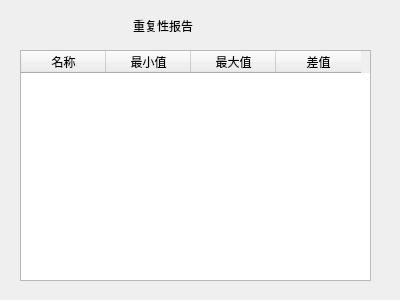
Before: the Qt Designer form repeatabilitydialog.ui in kof98765/scanControl, drawn with Qt 5.
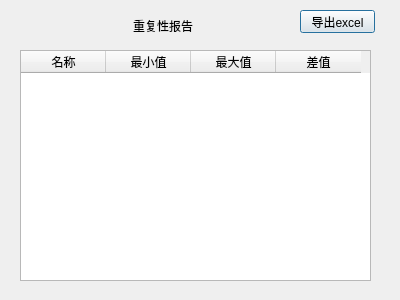
After: the same form once the commit is applied.

The edit to the form file:
```diff
--- a/repeatabilitydialog.ui
+++ b/repeatabilitydialog.ui
@@ -65,6 +65,19 @@
     </property>
    </column>
   </widget>
+  <widget class="QPushButton" name="excel">
+   <property name="geometry">
+    <rect>
+     <x>300</x>
+     <y>10</y>
+     <width>75</width>
+     <height>23</height>
+    </rect>
+   </property>
+   <property name="text">
+    <string>导出excel</string>
+   </property>
+  </widget>
  </widget>
  <resources/>
  <connections/>
```
